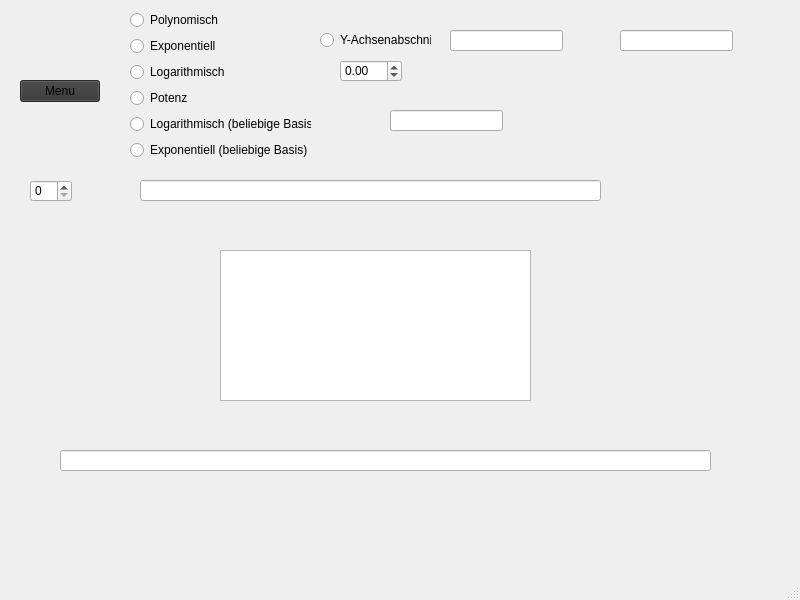
The window that regression.ui (FelixMaetzler/Taschenrechner) describes before a commit, drawn with Qt 5.
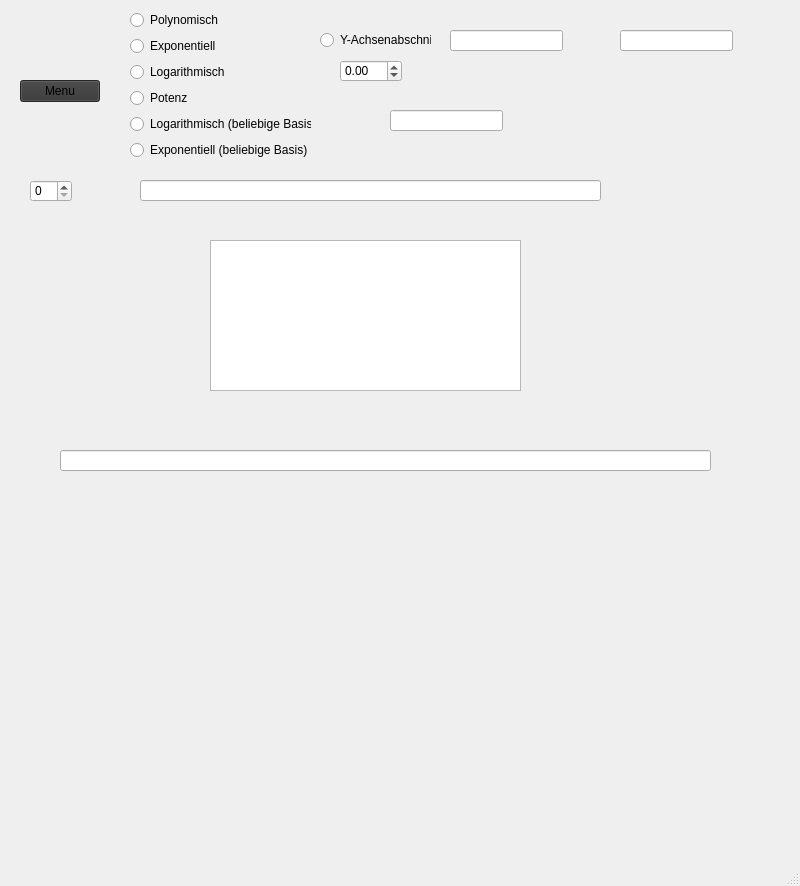
The same window after the commit. Custom widgets are drawn as their Qt base class.

Commit message: punkte werden eingezeichnet

Diff of the .ui file:
```diff
--- a/regression.ui
+++ b/regression.ui
@@ -7,7 +7,7 @@
     <x>0</x>
     <y>0</y>
     <width>800</width>
-    <height>600</height>
+    <height>886</height>
    </rect>
   </property>
   <property name="windowTitle">
@@ -66,8 +66,8 @@
    <widget class="QPlainTextEdit" name="plainPunkte">
     <property name="geometry">
      <rect>
-      <x>220</x>
-      <y>250</y>
+      <x>210</x>
+      <y>240</y>
       <width>311</width>
       <height>151</height>
      </rect>
@@ -189,10 +189,10 @@
    <widget class="QCustomPlot" name="Diagramm" native="true">
     <property name="geometry">
      <rect>
-      <x>50</x>
-      <y>280</y>
-      <width>141</width>
-      <height>91</height>
+      <x>80</x>
+      <y>480</y>
+      <width>571</width>
+      <height>301</height>
      </rect>
     </property>
    </widget>
```
The commit also changes 2 other files.
